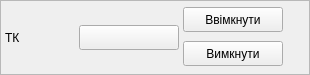
The window that tccontrol.ui (Goodjamp/Mdio) describes before a commit, drawn with Qt 5.
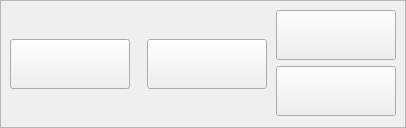
The same window after the commit.

Patch:
```diff
--- a/tccontrol.ui
+++ b/tccontrol.ui
@@ -6,8 +6,8 @@
    <rect>
     <x>0</x>
     <y>0</y>
-    <width>310</width>
-    <height>75</height>
+    <width>406</width>
+    <height>128</height>
    </rect>
   </property>
   <property name="windowTitle">
@@ -16,7 +16,7 @@
   <property name="styleSheet">
    <string notr="true"/>
   </property>
-  <layout class="QVBoxLayout" name="verticalLayout_2">
+  <layout class="QHBoxLayout" name="horizontalLayout_2">
    <property name="spacing">
     <number>0</number>
    </property>
@@ -33,7 +33,7 @@
     <number>0</number>
    </property>
    <item>
-    <widget class="QFrame" name="fBackGround">
+    <widget class="QFrame" name="fTcControlBackGround">
      <property name="frameShape">
       <enum>QFrame::StyledPanel</enum>
      </property>
@@ -41,54 +41,69 @@
       <enum>QFrame::Raised</enum>
      </property>
      <layout class="QHBoxLayout" name="horizontalLayout">
-      <property name="spacing">
-       <number>4</number>
-      </property>
-      <property name="leftMargin">
-       <number>4</number>
-      </property>
-      <property name="topMargin">
-       <number>0</number>
-      </property>
-      <property name="rightMargin">
-       <number>4</number>
-      </property>
-      <property name="bottomMargin">
-       <number>0</number>
-      </property>
       <item>
-       <widget class="QLabel" name="lTc">
+       <widget class="QPushButton" name="pbPuls">
         <property name="minimumSize">
          <size>
-          <width>70</width>
-          <height>25</height>
+          <width>120</width>
+          <height>50</height>
          </size>
         </property>
         <property name="maximumSize">
          <size>
-          <width>70</width>
-          <height>25</height>
+          <width>120</width>
+          <height>50</height>
          </size>
         </property>
+        <property name="font">
+         <font>
+          <pointsize>9</pointsize>
+          <weight>75</weight>
+          <bold>true</bold>
+         </font>
+        </property>
         <property name="text">
-         <string>ТК</string>
+         <string/>
+        </property>
+        <property name="checkable">
+         <bool>true</bool>
         </property>
        </widget>
       </item>
+      <item>
+       <spacer name="horizontalSpacer">
+        <property name="orientation">
+         <enum>Qt::Horizontal</enum>
+        </property>
+        <property name="sizeHint" stdset="0">
+         <size>
+          <width>13</width>
+          <height>52</height>
+         </size>
+        </property>
+       </spacer>
+      </item>
       <item>
        <widget class="QPushButton" name="pbTcState">
         <property name="minimumSize">
          <size>
-          <width>100</width>
-          <height>25</height>
+          <width>120</width>
+          <height>50</height>
          </size>
         </property>
         <property name="maximumSize">
          <size>
-          <width>101</width>
-          <height>25</height>
+          <width>120</width>
+          <height>50</height>
          </size>
         </property>
+        <property name="font">
+         <font>
+          <pointsize>9</pointsize>
+          <weight>75</weight>
+          <bold>true</bold>
+         </font>
+        </property>
         <property name="text">
          <string/>
         </property>
@@ -100,27 +115,50 @@
         </property>
        </widget>
       </item>
+      <item>
+       <spacer name="horizontalSpacer_2">
+        <property name="orientation">
+         <enum>Qt::Horizontal</enum>
+        </property>
+        <property name="sizeHint" stdset="0">
+         <size>
+          <width>5</width>
+          <height>52</height>
+         </size>
+        </property>
+       </spacer>
+      </item>
       <item>
        <layout class="QVBoxLayout" name="verticalLayout">
         <property name="spacing">
-         <number>3</number>
+         <number>6</number>
         </property>
         <item>
          <widget class="QPushButton" name="pbOn">
           <property name="minimumSize">
            <size>
-            <width>100</width>
-            <height>25</height>
+            <width>120</width>
+            <height>50</height>
            </size>
           </property>
           <property name="maximumSize">
            <size>
-            <width>100</width>
-            <height>25</height>
+            <width>120</width>
+            <height>50</height>
            </size>
           </property>
+          <property name="font">
+           <font>
+            <pointsize>9</pointsize>
+            <weight>75</weight>
+            <bold>true</bold>
+           </font>
+          </property>
           <property name="text">
-           <string>Ввімкнути</string>
+           <string/>
+          </property>
+          <property name="checkable">
+           <bool>true</bool>
           </property>
          </widget>
         </item>
@@ -128,36 +166,33 @@
          <widget class="QPushButton" name="pbOff">
           <property name="minimumSize">
            <size>
-            <width>100</width>
-            <height>25</height>
+            <width>120</width>
+            <height>50</height>
            </size>
           </property>
           <property name="maximumSize">
            <size>
-            <width>100</width>
-            <height>25</height>
+            <width>120</width>
+            <height>50</height>
            </size>
           </property>
+          <property name="font">
+           <font>
+            <pointsize>9</pointsize>
+            <weight>75</weight>
+            <bold>true</bold>
+           </font>
+          </property>
           <property name="text">
-           <string>Вимкнути</string>
+           <string/>
+          </property>
+          <property name="checkable">
+           <bool>true</bool>
           </property>
          </widget>
         </item>
        </layout>
       </item>
-      <item>
-       <spacer name="horizontalSpacer">
-        <property name="orientation">
-         <enum>Qt::Horizontal</enum>
-        </property>
-        <property name="sizeHint" stdset="0">
-         <size>
-          <width>17</width>
-          <height>20</height>
-         </size>
-        </property>
-       </spacer>
-      </item>
      </layout>
     </widget>
    </item>
```
Left out of the diff: 4 changed lines with no effect on the pictures.
